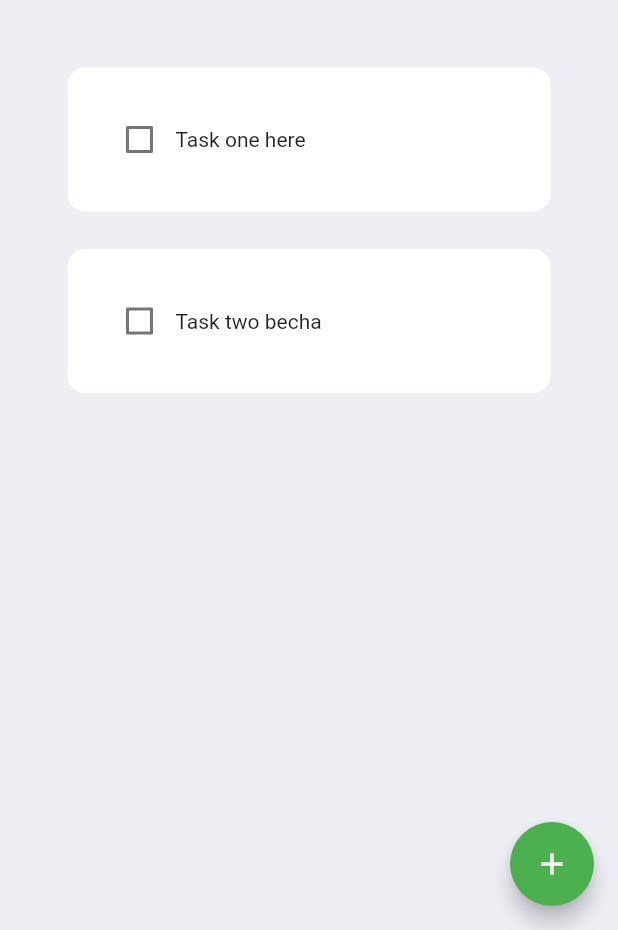
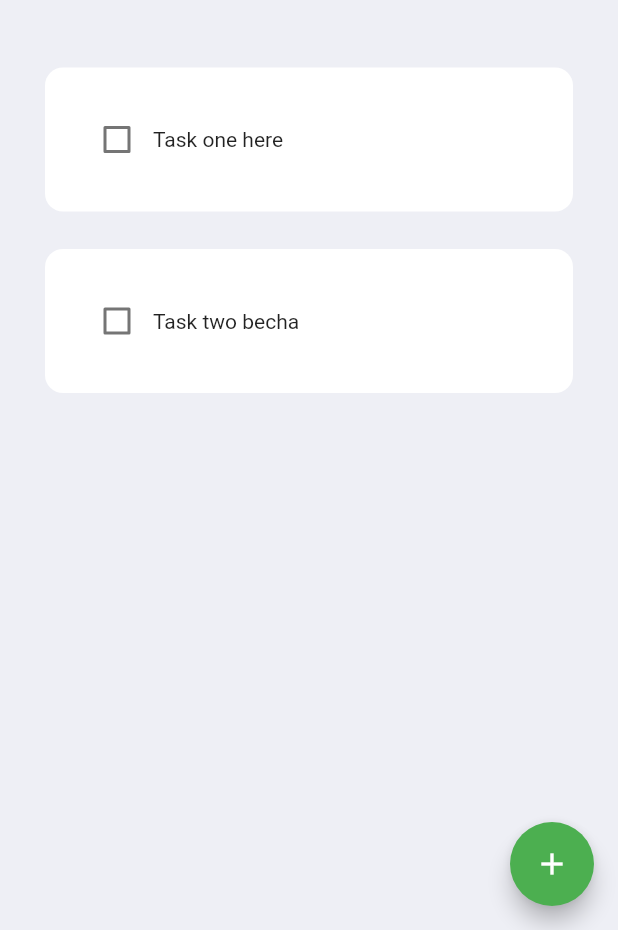
Before and after one commit to Paul-tes/Todo-App, a Flutter app: the screen it shows after launch, on a phone screen of 412 x 824 dp, the part 306-1236 px from its top. Run offline on Flutter 3.47's test engine with Material 2 defaults, Android fonts, the phone set to English and light mode, and no system bars; drawn by our look-alikes of flutter_slidable; our stand-ins replace hive_flutter; accounts and stored records are empty.

```diff
--- a/lib/main.dart
+++ b/lib/main.dart
@@ -1,6 +1,7 @@
 // ignore_for_file: prefer_const_constructors
 
 import 'package:flutter/material.dart';
+import 'package:flutter/services.dart';
 import 'package:todo/pages/home_page.dart';
 import 'package:hive_flutter/hive_flutter.dart';
 
@@ -8,7 +9,7 @@ void main() async {
   // init Hive
   await Hive.initFlutter();
 
-  // open a box
+  // open a boxZ
   var box = await Hive.openBox('myBox');
 
   runApp(const MyApp());
@@ -19,6 +20,11 @@ class MyApp extends StatelessWidget {
 
   @override
   Widget build(BuildContext context) {
+    SystemChrome.setSystemUIOverlayStyle(
+      SystemUiOverlayStyle(
+        statusBarColor: Colors.transparent
+      )
+    );
     return MaterialApp(
       debugShowCheckedModeBanner: false,
       home: HomePage(),
--- a/lib/utils/todo_tile.dart
+++ b/lib/utils/todo_tile.dart
@@ -1,3 +1,5 @@
+// ignore_for_file: sort_child_properties_last
+
 import 'package:flutter/material.dart';
 import 'package:flutter_slidable/flutter_slidable.dart';
 
@@ -19,7 +21,7 @@ class ToDoTile extends StatelessWidget {
   @override
   Widget build(BuildContext context) {
     return Padding(
-      padding: const EdgeInsets.only(left: 25.0, right: 25.0, top: 25.0),
+      padding: const EdgeInsets.only(left: 10.0, right: 10.0, top: 25.0),
       child: Slidable(
         endActionPane: ActionPane(
           motion: StretchMotion(),
```
Also changed, not shown: lib/utils/taskLists.dart (added, +28 -0 lines).
